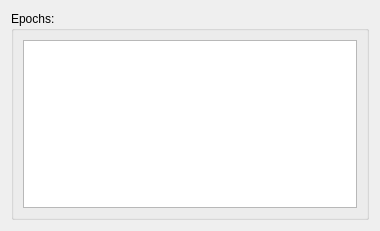
Old version of the form meggie/ui/qt4Designer_ui_files/epochWidget.ui in the repository cibr-jyu/meggie.
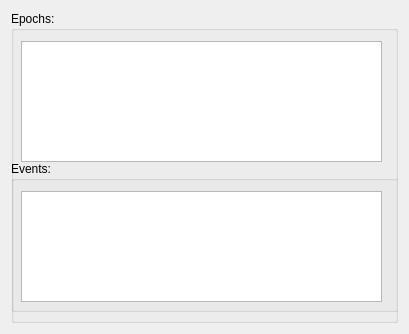
New version of the form.

Commit message: mainWindow UI fixing, mostly Preprocessing and Epoching tab changes. Epoch parameters are shown only on Epoching tab. Contents of the epochParamsWidget were moved to the mainWindow Epoching tab and epoch parameters should now be displayed correctly.

The edit to the form file:
```diff
--- a/meggie/ui/qt4Designer_ui_files/epochWidget.ui
+++ b/meggie/ui/qt4Designer_ui_files/epochWidget.ui
@@ -6,8 +6,8 @@
    <rect>
     <x>0</x>
     <y>0</y>
-    <width>380</width>
-    <height>231</height>
+    <width>409</width>
+    <height>334</height>
    </rect>
   </property>
   <property name="windowTitle">
@@ -15,20 +15,51 @@
   </property>
   <layout class="QGridLayout" name="gridLayout_2">
    <item row="0" column="0">
-    <widget class="QGroupBox" name="groupBox">
-     <property name="title">
-      <string>Epochs:</string>
-     </property>
-     <layout class="QGridLayout" name="gridLayout">
-      <item row="0" column="0">
+    <layout class="QVBoxLayout" name="verticalLayout_14">
+     <item>
+      <widget class="QGroupBox" name="groupBoxEpochs">
+       <property name="title">
+        <string>Epochs:</string>
+       </property>
        <widget class="QListWidget" name="listWidgetEpochs">
+        <property name="geometry">
+         <rect>
+          <x>10</x>
+          <y>30</y>
+          <width>361</width>
+          <height>121</height>
+         </rect>
+        </property>
         <property name="selectionMode">
          <enum>QAbstractItemView::MultiSelection</enum>
         </property>
        </widget>
-      </item>
-     </layout>
-    </widget>
+       <widget class="QGroupBox" name="groupBoxEvents">
+        <property name="geometry">
+         <rect>
+          <x>0</x>
+          <y>150</y>
+          <width>391</width>
+          <height>151</height>
+         </rect>
+        </property>
+        <property name="title">
+         <string>Events:</string>
+        </property>
+        <widget class="QListWidget" name="listWidgetEvents">
+         <property name="geometry">
+          <rect>
+           <x>10</x>
+           <y>30</y>
+           <width>361</width>
+           <height>111</height>
+          </rect>
+         </property>
+        </widget>
+       </widget>
+      </widget>
+     </item>
+    </layout>
    </item>
   </layout>
  </widget>
```
The commit also changes 6 other files.
